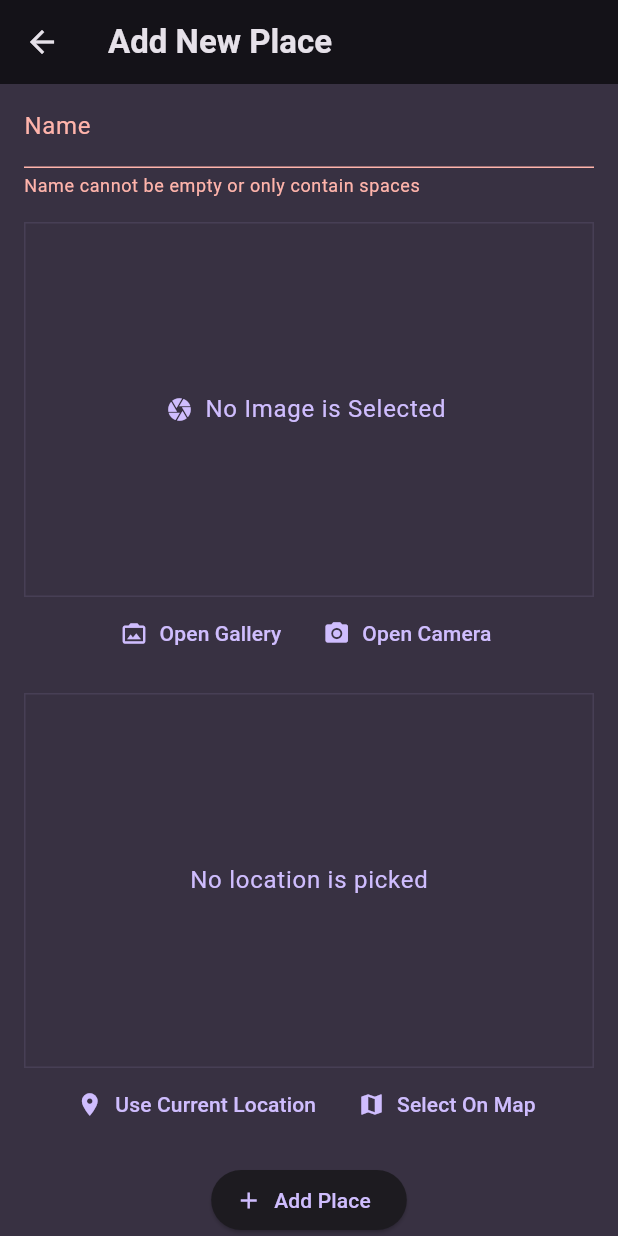
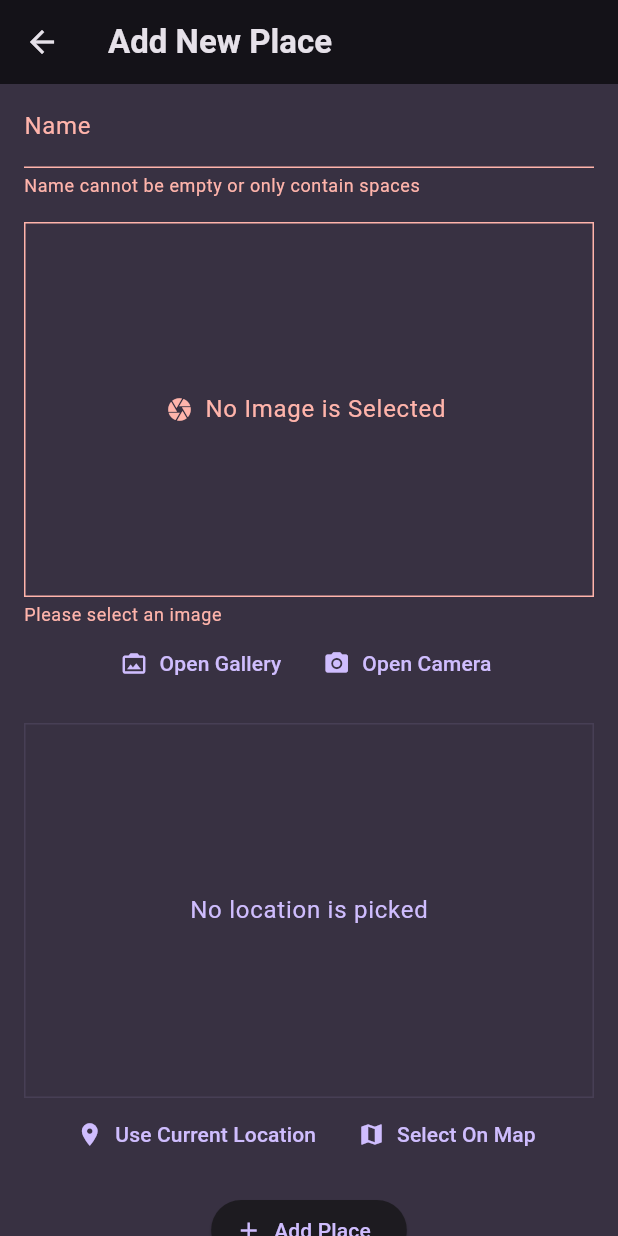
Before and after one commit to Santhosh-arch/FavouritePlaces, a Flutter app: the AddPlaceScreen screen opened directly, after a tap on "Add Place", on a phone screen of 412 x 824 dp. Run offline on Flutter 3.47's test engine with Material 3 defaults, Android fonts, the light colour scheme and no system bars; our stand-ins replace flutter_riverpod, google_fonts, google_maps_flutter, image_picker, location, riverpod and 1 more; accounts and stored records are empty.

Commit message:
Added Image Form Field Widget

```diff
--- a/lib/screens/add_place_screen.dart
+++ b/lib/screens/add_place_screen.dart
@@ -5,6 +5,7 @@ import 'package:flutter_riverpod/flutter_riverpod.dart';
 import 'package:san_favourite_places/models/place.dart';
 import 'package:san_favourite_places/models/place_location.dart';
 import 'package:san_favourite_places/providers/fav_places_provider.dart';
+import 'package:san_favourite_places/widgets/image_form_field.dart';
 import 'package:san_favourite_places/widgets/location_field.dart';
 
 import '../widgets/image_field.dart';
@@ -16,7 +17,7 @@ class AddPlaceScreen extends ConsumerWidget {
   File? selectedImage;
   PlaceLocation? selectedLocation;
 
-  void onImageSelection(File file) {
+  void onImageSelection(File? file) {
     selectedImage = file;
   }
 
@@ -69,9 +70,17 @@ class AddPlaceScreen extends ConsumerWidget {
                     },
                   ),
                   const SizedBox(height: 16),
-                  ImageFieldWidget(
-                    onImageSelection: onImageSelection,
+                  ImageFormField(
+                    validator: (imgFile) {
+                      if (imgFile == null) return "Please select an Image";
+
+                      return null;
+                    },
+                    onSaved: onImageSelection,
                   ),
+                  // ImageFieldWidget(
+                  //   onImageSelection: onImageSelection,
+                  // ),
                   const SizedBox(height: 16),
                   LocationField(
                     onLocationAdd: onLocationAdd,
--- a/lib/widgets/image_field.dart
+++ b/lib/widgets/image_field.dart
@@ -4,8 +4,10 @@ import 'package:flutter/material.dart';
 import 'package:image_picker/image_picker.dart';
 
 class ImageFieldWidget extends StatefulWidget {
-  const ImageFieldWidget({required this.onImageSelection, super.key});
+  const ImageFieldWidget({super.key, required this.onImageSelection, this.hasError = false, this.errorMsg});
   final void Function(File file) onImageSelection;
+  final bool hasError;
+  final String? errorMsg;
   @override
   State<ImageFieldWidget> createState() => _ImageFieldWidgetState();
 }
@@ -41,9 +43,14 @@ class _ImageFieldWidgetState extends State<ImageFieldWidget> {
       onPressed: () {},
       label: Text(
         "No Image is Selected",
-        style: Theme.of(context).textTheme.bodyLarge!.copyWith(color: Theme.of(context).colorScheme.primary),
+        style: Theme.of(context).textTheme.bodyLarge!.copyWith(
+              color: widget.hasError ? Theme.of(context).colorScheme.error : Theme.of(context).colorScheme.primary,
+            ),
       ),
-      icon: const Icon(Icons.camera),
+      icon: Icon(
+        Icons.camera,
+        color: widget.hasError ? Theme.of(context).colorScheme.error : null,
+      ),
     );
 
     if (selectedFile != null) {
@@ -56,14 +63,30 @@ class _ImageFieldWidgetState extends State<ImageFieldWidget> {
     }
 
     return Column(
+      crossAxisAlignment: CrossAxisAlignment.start,
       children: [
         Container(
           height: 250,
           width: double.infinity,
           alignment: Alignment.center,
-          decoration: BoxDecoration(border: Border.all(color: Theme.of(context).colorScheme.primary.withOpacity(0.1))),
+          decoration: BoxDecoration(
+              border: Border.all(
+            color: widget.hasError
+                ? Theme.of(context).colorScheme.error
+                : Theme.of(context).colorScheme.primary.withOpacity(0.1),
+          )),
           child: content,
         ),
+        if (widget.hasError)
+          Padding(
+            padding: const EdgeInsets.only(top: 4),
+            child: Text(
+              "Please select an image",
+              style: Theme.of(context).textTheme.bodySmall!.copyWith(
+                    color: Theme.of(context).colorScheme.error,
+                  ),
+            ),
+          ),
         Row(
           mainAxisAlignment: MainAxisAlignment.center,
           children: [
--- /dev/null
+++ b/lib/widgets/image_form_field.dart
@@ -0,0 +1,24 @@
+import 'dart:io';
+
+import 'package:flutter/material.dart';
+import 'package:san_favourite_places/widgets/image_field.dart';
+
+class ImageFormField extends StatelessWidget {
+  const ImageFormField({this.onSaved, this.validator, super.key});
+  final void Function(File?)? onSaved;
+  final String? Function(File?)? validator;
+  @override
+  Widget build(BuildContext context) {
+    return FormField<File>(
+      onSaved: onSaved,
+      validator: validator,
+      builder: (field) {
+        return ImageFieldWidget(
+          onImageSelection: (file) => field.didChange(file),
+          hasError: field.hasError,
+          errorMsg: field.errorText,
+        );
+      },
+    );
+  }
+}
```
